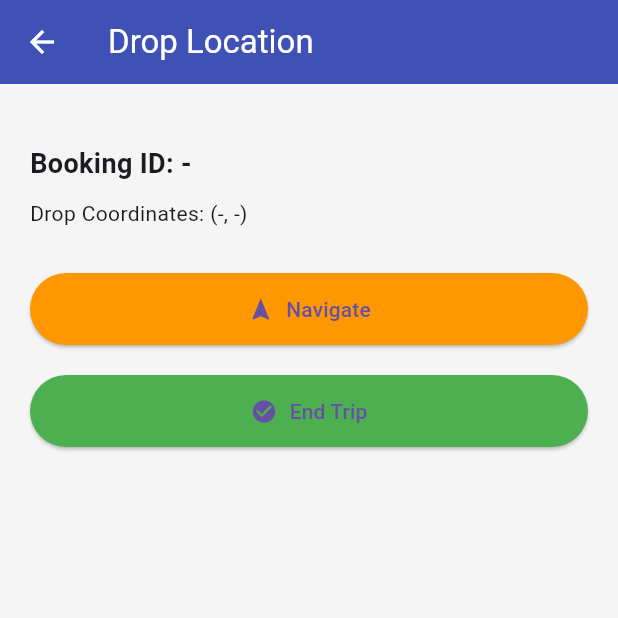
After one commit to vparmar-art/LastMinute, a Flutter app: the DropScreen screen opened directly, on a phone screen of 412 x 824 dp, the top half of it. The commit adds this screen. Run offline on Flutter 3.47's test engine with Material 3 defaults, Android fonts, the phone set to English and light mode, and no system bars; our stand-ins replace firebase_core, firebase_messaging, flutter_local_notifications, geocoding, geolocator, google_fonts and 4 more; missing offline and left inert: flutter_background_service, flutter_background_service_android, flutter_google_places_sdk, flutter_polyline_points; accounts and stored records are empty; network calls fail.

Commit message:
Added drop details page

```diff
--- a/ui/customer/lib/booking/booking_screen.dart
+++ b/ui/customer/lib/booking/booking_screen.dart
@@ -66,7 +66,7 @@ class _BookingScreenState extends State<BookingScreen> {
 
   Future<void> _fetchBooking() async {
     print('🔄 Fetching booking status for ID: $bookingId');
-    final url = Uri.parse('http://192.168.0.101:8000/api/bookings/$bookingId/');
+    final url = Uri.parse('http://192.168.0.100:8000/api/bookings/$bookingId/');
     try {
       final response = await http.get(url, headers: {
         'Content-Type': 'application/json',
@@ -108,7 +108,7 @@ class _BookingScreenState extends State<BookingScreen> {
   void _startLocationUpdates(int partnerId) {
     _locationUpdateTimer?.cancel(); // Cancel existing timer if any
     _locationUpdateTimer = Timer.periodic(const Duration(seconds: 10), (timer) async {
-      final url = Uri.parse('http://192.168.0.101:8000/api/users/partner/location/?partner_id=$partnerId');
+      final url = Uri.parse('http://192.168.0.100:8000/api/users/partner/location/?partner_id=$partnerId');
       try {
         final response = await http.get(url, headers: {
           'Content-Type': 'application/json',
@@ -133,7 +133,7 @@ class _BookingScreenState extends State<BookingScreen> {
   }
 
   Future<void> _fetchPartnerProfile(int partnerId) async {
-    final url = Uri.parse('http://192.168.0.101:8000/api/users/partner/profile/?id=$partnerId');
+    final url = Uri.parse('http://192.168.0.100:8000/api/users/partner/profile/?id=$partnerId');
     try {
       final response = await http.get(url, headers: {
         'Content-Type': 'application/json',
--- a/ui/customer/lib/home/widgets/vehicles_part.dart
+++ b/ui/customer/lib/home/widgets/vehicles_part.dart
@@ -59,7 +59,7 @@ class _VehiclesPartState extends State<VehiclesPart> {
 
   Future<void> fetchVehicleTypes() async {
     final response = await http.get(
-      Uri.parse('http://192.168.0.101:8000/api/vehicles/types/'),
+      Uri.parse('http://192.168.0.100:8000/api/vehicles/types/'),
     );
 
     if (response.statusCode == 200) {
--- a/ui/customer/lib/login/api_service.dart
+++ b/ui/customer/lib/login/api_service.dart
@@ -2,7 +2,7 @@ import 'dart:convert';
 import 'package:http/http.dart' as http;
 
 class ApiService {
-  static const String baseUrl = 'http://192.168.0.101:8000/api/users/customer';
+  static const String baseUrl = 'http://192.168.0.100:8000/api/users/customer';
 
   Future<String> sayHello() async {
     final response = await http.get(Uri.parse('$baseUrl/hello/'));
--- a/ui/customer/lib/package_details/package_details.dart
+++ b/ui/customer/lib/package_details/package_details.dart
@@ -99,7 +99,7 @@ class _PackageDetailsScreenState extends State<PackageDetailsScreen> {
                     widget.bookingData.distanceKm = widget.bookingData.distanceKm;
                     widget.bookingData.customer = customer_id?.toString();
                     print('📦 Booking data: ${jsonEncode(widget.bookingData.toJson())}');
-                    final uri = Uri.parse('http://192.168.0.101:8000/api/bookings/start/');
+                    final uri = Uri.parse('http://192.168.0.100:8000/api/bookings/start/');
 
                     final response = await http.post(
                       uri,
--- a/ui/partner/lib/booking/booking_detail_screen.dart
+++ b/ui/partner/lib/booking/booking_detail_screen.dart
@@ -43,7 +43,7 @@ class _BookingDetailScreenState extends State<BookingDetailScreen> {
   }
 
   Future<void> fetchBookingDetails(int id) async {
-    final url = Uri.parse('http://192.168.0.101:8000/api/bookings/$id/');
+    final url = Uri.parse('http://192.168.0.100:8000/api/bookings/$id/');
     print('Fetching booking details for ID: $id from $url');
     try {
       final prefs = await SharedPreferences.getInstance();
@@ -81,7 +81,7 @@ class _BookingDetailScreenState extends State<BookingDetailScreen> {
     });
 
     try {
-      final url = Uri.parse('http://192.168.0.101:8000/api/bookings/$bookingId/status/');
+      final url = Uri.parse('http://192.168.0.100:8000/api/bookings/$bookingId/status/');
       final prefs = await SharedPreferences.getInstance();
       final token = prefs.getString('auth_token');
       final response = await http.post(
@@ -101,7 +101,7 @@ class _BookingDetailScreenState extends State<BookingDetailScreen> {
           final pickupAddress = booking?['pickup_location'];
           Navigator.pushReplacementNamed(
             context,
-            '/booking',
+            '/pick-up',
             arguments: {
               'id': bookingId,
               'pickup_lat': pickupLatLng != null ? pickupLatLng[1] : null,
--- /dev/null
+++ b/ui/partner/lib/booking/drop_details_screen.dart
@@ -0,0 +1,109 @@
+import 'dart:convert';
+import 'package:flutter/material.dart';
+import 'package:url_launcher/url_launcher.dart' as launcher;
+import 'package:geolocator/geolocator.dart';
+
+class DropScreen extends StatefulWidget {
+  const DropScreen({super.key});
+
+  @override
+  State<DropScreen> createState() => _DropScreenState();
+}
+
+class _DropScreenState extends State<DropScreen> {
+  int? bookingId;
+  double? dropLatitude;
+  double? dropLongitude;
+  String? dropAddress;
+
+  @override
+  void initState() {
+    super.initState();
+    WidgetsBinding.instance.addPostFrameCallback((_) {
+      final args = ModalRoute.of(context)?.settings.arguments as Map<String, dynamic>?;
+      if (args != null) {
+        setState(() {
+          bookingId = args['booking_id'];
+          dropAddress = args['drop_location'];
+          dropLatitude = args['drop_latlng']['lat'] ?? args['drop_latlng']['coordinates'][1];
+          dropLongitude = args['drop_latlng']['lng'] ?? args['drop_latlng']['coordinates'][0];
+        });
+        print('📦 DropScreen args: id=$bookingId, dropLat=$dropLatitude, dropLng=$dropLongitude, dropAddress=$dropAddress');
+      }
+    });
+  }
+
+  void _launchNavigation() async {
+    if (dropLatitude != null && dropLongitude != null) {
+      final url = Uri.parse('https://www.google.com/maps/search/?api=1&query=$dropLatitude,$dropLongitude');
+      try {
+        await launcher.launchUrl(url, mode: launcher.LaunchMode.externalApplication);
+      } catch (e) {
+        ScaffoldMessenger.of(context).showSnackBar(
+          const SnackBar(content: Text('Could not open Google Maps.')),
+        );
+      }
+    }
+  }
+
+  @override
+  Widget build(BuildContext context) {
+    return Scaffold(
+      appBar: AppBar(
+        title: const Text(
+          'Drop Location',
+          style: TextStyle(color: Colors.white),
+        ),
+        backgroundColor: Colors.indigo,
+        iconTheme: const IconThemeData(color: Colors.white),
+      ),
+      body: Container(
+        color: Colors.grey.shade100,
+        width: double.infinity,
+        padding: const EdgeInsets.all(20),
+        child: Column(
+          crossAxisAlignment: CrossAxisAlignment.stretch,
+          children: [
+            const SizedBox(height: 20),
+            Text(
+              'Booking ID: ${bookingId ?? "-"}',
+              style: const TextStyle(fontSize: 18, fontWeight: FontWeight.bold),
+            ),
+            const SizedBox(height: 10),
+            Text(
+              'Drop Coordinates: (${dropLatitude ?? "-"}, ${dropLongitude ?? "-"})',
+            ),
+            const SizedBox(height: 10),
+            if (dropAddress != null)
+              Text(
+                'Drop Address: $dropAddress',
+                style: const TextStyle(fontSize: 16),
+              ),
+            const SizedBox(height: 20),
+            ElevatedButton.icon(
+              onPressed: _launchNavigation,
+              icon: const Icon(Icons.navigation),
+              label: const Text('Navigate'),
+              style: ElevatedButton.styleFrom(
+                backgroundColor: Colors.orange,
+                padding: const EdgeInsets.symmetric(vertical: 14),
+              ),
+            ),
+            const SizedBox(height: 20),
+            ElevatedButton.icon(
+              onPressed: () {
+                // TODO: Implement end trip functionality
+              },
+              icon: const Icon(Icons.check_circle),
+              label: const Text('End Trip'),
+              style: ElevatedButton.styleFrom(
+                backgroundColor: Colors.green,
+                padding: EdgeInsets.symmetric(vertical: 14),
+              ),
+            ),
+          ],
+        ),
+      ),
+    );
+  }
+}
--- a/ui/partner/lib/login/api_service.dart
+++ b/ui/partner/lib/login/api_service.dart
@@ -3,7 +3,7 @@ import 'package:http/http.dart' as http;
 import 'package:firebase_messaging/firebase_messaging.dart';
 
 class ApiService {
-  static const String baseUrl = 'http://192.168.0.101:8000/api/users/partner';
+  static const String baseUrl = 'http://192.168.0.100:8000/api/users/partner';
 
   Future<String> sayHello() async {
     final response = await http.get(Uri.parse('$baseUrl/hello/'));
--- a/ui/partner/lib/verification/driver_details_screen.dart
+++ b/ui/partner/lib/verification/driver_details_screen.dart
@@ -33,7 +33,7 @@ class _DriverDetailsScreenState extends State<DriverDetailsScreen> {
     if (token == null) return;
 
     final response = await http.get(
-      Uri.parse('http://192.168.0.101:8000/api/users/partner/profile/'),
+      Uri.parse('http://192.168.0.100:8000/api/users/partner/profile/'),
       headers: {'Authorization': 'Token $token'},
     );
 
@@ -56,7 +56,7 @@ class _DriverDetailsScreenState extends State<DriverDetailsScreen> {
     final token = prefs.getString('auth_token');
     if (token == null) return;
 
-    final uri = Uri.parse('http://192.168.0.101:8000/api/users/partner/profile/');
+    final uri = Uri.parse('http://192.168.0.100:8000/api/users/partner/profile/');
     final request = http.MultipartRequest('PUT', uri)
       ..headers['Authorization'] = 'Token $token'
       ..fields['driver_name'] = _driverNameController.text
--- a/ui/partner/lib/verification/owner_details_screen.dart
+++ b/ui/partner/lib/verification/owner_details_screen.dart
@@ -31,7 +31,7 @@ class _OwnerDetailsScreenState extends State<OwnerDetailsScreen> {
     if (token == null) return;
 
     final response = await http.get(
-      Uri.parse('http://192.168.0.101:8000/api/vehicles/types/'),
+      Uri.parse('http://192.168.0.100:8000/api/vehicles/types/'),
       headers: {'Authorization': 'Token $token'},
     );
 
@@ -52,7 +52,7 @@ class _OwnerDetailsScreenState extends State<OwnerDetailsScreen> {
     if (token == null) return;
 
     final response = await http.get(
-      Uri.parse('http://192.168.0.101:8000/api/users/partner/profile/'),
+      Uri.parse('http://192.168.0.100:8000/api/users/partner/profile/'),
       headers: {'Authorization': 'Token $token'},
     );
 
@@ -80,7 +80,7 @@ class _OwnerDetailsScreenState extends State<OwnerDetailsScreen> {
     if (token == null) return;
 
     final response = await http.put(
-      Uri.parse('http://192.168.0.101:8000/api/users/partner/profile/'),
+      Uri.parse('http://192.168.0.100:8000/api/users/partner/profile/'),
       headers: {
         'Authorization': 'Token $token',
         'Content-Type': 'application/json',  // Ensure this header is set
--- a/ui/partner/lib/verification/verification_controller.dart
+++ b/ui/partner/lib/verification/verification_controller.dart
@@ -4,7 +4,7 @@ import 'package:flutter/material.dart';
 import 'package:shared_preferences/shared_preferences.dart';
 import 'verification_screen.dart';
 
-const String baseUrl = 'http://192.168.0.101:8000/api';
+const String baseUrl = 'http://192.168.0.100:8000/api';
 
 class VerificationData {
   // Step 1 - Vehicle Owner Info
```
Also changed, not shown: ui/partner/lib/booking/pickup_details_screen.dart (renamed from ui/partner/lib/booking/booking_screen.dart, +38 -33 lines), ui/partner/lib/home/home_screen.dart (+4 -4 lines), ui/partner/lib/main.dart (+8 -3 lines), 2 other files.
